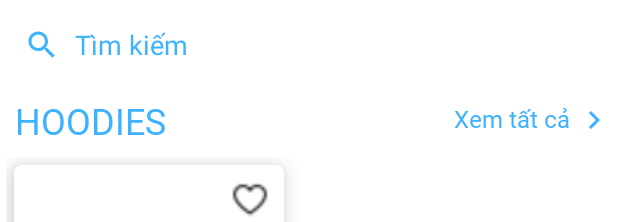
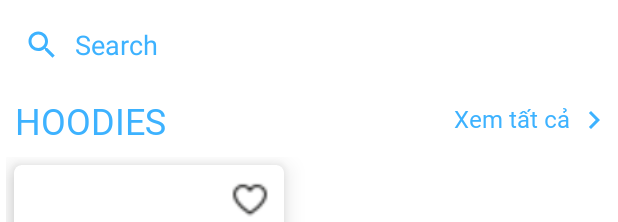
Before and after one commit to nhanlong2014/FASHION, an Android app: the layout activity_hoodie.xml on its own in the app's theme, with its tools: preview values and no code run, on a phone screen of 412 x 824 dp. Shown: the top 222 px of the screen. Run offline under Robolectric (Android 15) with nearby library versions, the phone set to English and light mode, and no system bars.

Commit message:
commit and push

```diff
--- a/app/src/main/res/layout/activity_hoodie.xml
+++ b/app/src/main/res/layout/activity_hoodie.xml
@@ -21,7 +21,7 @@
             android:layout_width="match_parent"
             android:textColorHint="@color/colorPrimary"
             android:layout_height="wrap_content"
-            android:hint="Tìm kiếm"
+            android:hint="Search"
             android:drawablePadding="10dp"
             android:drawableLeft="@drawable/ic_search"
             android:imeOptions="actionSearch"
```
